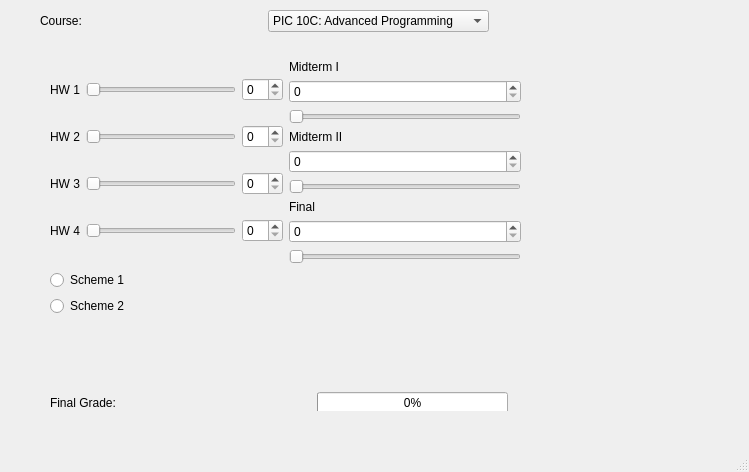
Above: Assignment2/mainwindow.ui from kaelahasan/Assignment2 before the change. Below: the same form after it.
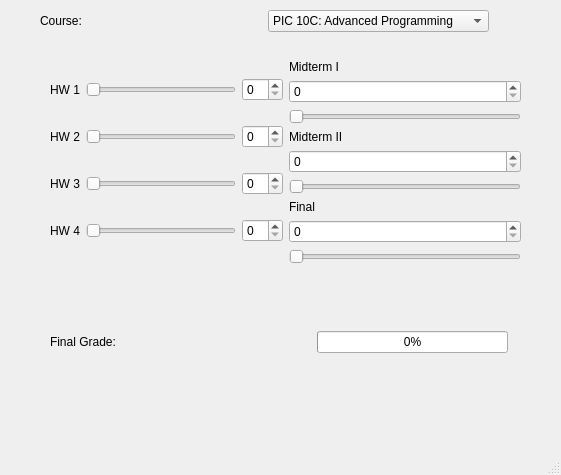
That is the form after the change. The open tabs and pages were chosen to show the change.

Commit message: fixing layout and max points for sliders

```diff
--- a/Assignment2/mainwindow.ui
+++ b/Assignment2/mainwindow.ui
@@ -6,8 +6,8 @@
    <rect>
     <x>0</x>
     <y>0</y>
-    <width>749</width>
-    <height>472</height>
+    <width>561</width>
+    <height>475</height>
    </rect>
   </property>
   <property name="windowTitle">
@@ -68,7 +68,7 @@
       <x>40</x>
       <y>50</y>
       <width>501</width>
-      <height>361</height>
+      <height>401</height>
      </rect>
     </property>
     <property name="currentIndex">
@@ -232,33 +232,6 @@
          </item>
         </layout>
        </item>
-       <item>
-        <widget class="QRadioButton" name="radioButton_7">
-         <property name="text">
-          <string>Scheme 1</string>
-         </property>
-        </widget>
-       </item>
-       <item>
-        <widget class="QRadioButton" name="radioButton_8">
-         <property name="text">
-          <string>Scheme 2</string>
-         </property>
-        </widget>
-       </item>
-       <item>
-        <spacer name="verticalSpacer_4">
-         <property name="orientation">
-          <enum>Qt::Vertical</enum>
-         </property>
-         <property name="sizeHint" stdset="0">
-          <size>
-           <width>20</width>
-           <height>40</height>
-          </size>
-         </property>
-        </spacer>
-       </item>
        <item>
         <layout class="QHBoxLayout" name="horizontalLayout_42">
          <item>
```
Left out of the diff: 394 changed lines with no effect on the pictures. The commit also changes 3 other files.
